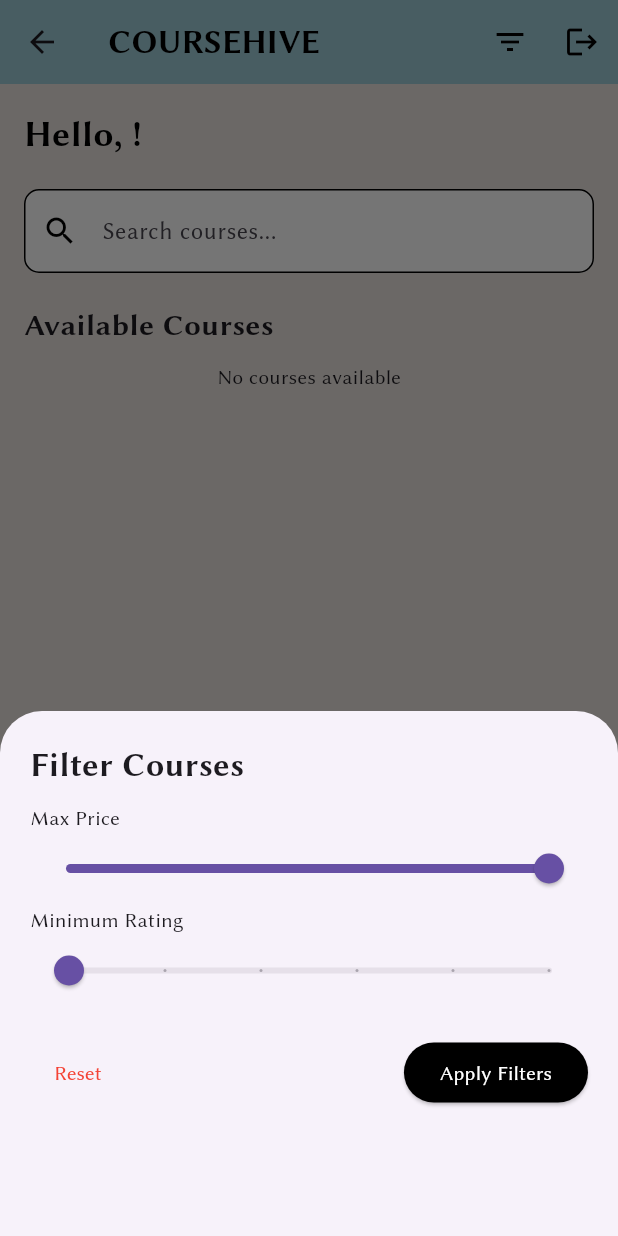
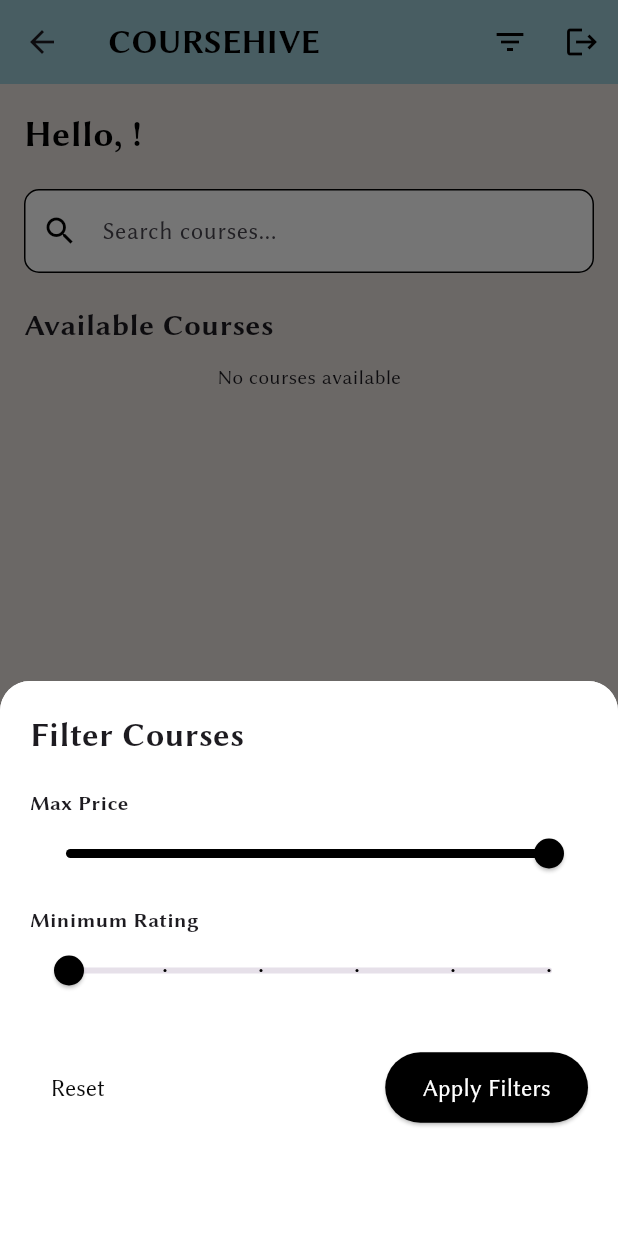
Before and after one commit to POOJAELANGO03/ZENTASK, a Flutter app: the LearnerDashboardScreen screen opened directly, after a tap on the "filter list" icon, on a phone screen of 412 x 824 dp. Run offline on Flutter 3.47's test engine with Material 3 defaults, Android fonts, the phone set to English and light mode, and no system bars; our stand-ins replace cloud_firestore, firebase_auth, firebase_core, flutter_riverpod, google_sign_in, image_picker and 2 more; accounts and stored records are empty.

Commit message:
Refactor: Trainer module [ filter ]

```diff
--- a/lib/modules/course/view/learner_dashboard_screen.dart
+++ b/lib/modules/course/view/learner_dashboard_screen.dart
@@ -41,7 +41,7 @@
     _screens = const [
       LearnerCourseExplorerView(),
       LearnerEnrolledCoursesView(),
-      LearnerProfileScreen(), // NEW PROFILE TAB
+      LearnerProfileScreen(),
     ];
   }
 
@@ -61,8 +61,8 @@
         currentIndex: _currentIndex,
         onTap: (i) => setState(() => _currentIndex = i),
         backgroundColor: primaryColor,
-        selectedItemColor: const Color.fromARGB(255, 9, 9, 9),
-        unselectedItemColor: const Color.fromARGB(255, 85, 84, 84),
+        selectedItemColor: Colors.black,
+        unselectedItemColor: Colors.grey.shade700,
         type: BottomNavigationBarType.fixed,
         elevation: 5,
         items: const [
@@ -129,6 +129,10 @@
               onPressed: () => showModalBottomSheet(
                 context: context,
                 isScrollControlled: true,
+                backgroundColor: Colors.white,
+                shape: const RoundedRectangleBorder(
+                  borderRadius: BorderRadius.vertical(top: Radius.circular(20)),
+                ),
                 builder: (_) => const FilterModalContent(),
               ),
             ),
@@ -158,6 +162,7 @@
                   ),
                   const SizedBox(height: 20),
 
+                  // SEARCH BAR
                   TextField(
                     controller: searchController,
                     decoration: InputDecoration(
@@ -239,7 +244,7 @@
 }
 
 // ===============================================================
-// 3. ENROLLED COURSES VIEW (FINAL PROGRESS WORKING)
+// 3. ENROLLED COURSES VIEW
 // ===============================================================
 
 class LearnerEnrolledCoursesView extends ConsumerWidget {
@@ -314,7 +319,7 @@
 }
 
 // ===============================================================
-// 4. FILTER MODAL
+// 4. UPDATED FILTER MODAL (FINAL UI)
 // ===============================================================
 
 class FilterModalContent extends ConsumerStatefulWidget {
@@ -363,8 +368,13 @@
   @override
   Widget build(BuildContext context) {
     return Container(
-      height: 350,
+      height: 370,
       padding: const EdgeInsets.all(20),
+      decoration: const BoxDecoration(
+        color: Colors.white,
+        borderRadius:
+            BorderRadius.vertical(top: Radius.circular(20)),
+      ),
       child: Column(
         crossAxisAlignment: CrossAxisAlignment.start,
         children: [
@@ -372,29 +382,34 @@
             "Filter Courses",
             style: TextStyle(fontSize: 22, fontWeight: FontWeight.bold),
           ),
-          const SizedBox(height: 10),
+          const SizedBox(height: 20),
 
           // PRICE SLIDER
-          const Text("Max Price"),
+          const Text("Max Price", style: TextStyle(fontWeight: FontWeight.bold)),
           Slider(
             value: _currentMaxPrice,
             min: 0,
             max: _maxPriceLimit,
             divisions: 200,
+            activeColor: Colors.black,
             onChanged: (v) => setState(() => _currentMaxPrice = v),
           ),
 
+          const SizedBox(height: 10),
+
           // RATING SLIDER
-          const Text("Minimum Rating"),
+          const Text("Minimum Rating",
+              style: TextStyle(fontWeight: FontWeight.bold)),
           Slider(
             value: _currentMinRating,
             min: 0,
             max: _maxRatingLimit,
             divisions: 5,
+            activeColor: Colors.black,
             onChanged: (v) => setState(() => _currentMinRating = v),
           ),
 
-          const SizedBox(height: 20),
+          const SizedBox(height: 30),
 
           Row(
             mainAxisAlignment: MainAxisAlignment.spaceBetween,
@@ -402,16 +417,18 @@
               TextButton(
                 onPressed: _resetFilters,
                 child: const Text("Reset",
-                    style: TextStyle(color: Colors.red)),
+                    style: TextStyle(color: Color.fromARGB(255, 10, 10, 10), fontSize: 16)),
               ),
               ElevatedButton(
                 onPressed: _applyFilters,
                 style: ElevatedButton.styleFrom(
                   backgroundColor: Colors.black,
+                  padding:
+                      const EdgeInsets.symmetric(horizontal: 25, vertical: 12),
                 ),
                 child: const Text(
                   "Apply Filters",
-                  style: TextStyle(color: Colors.white),
+                  style: TextStyle(color: Colors.white, fontSize: 16),
                 ),
               )
             ],
```
